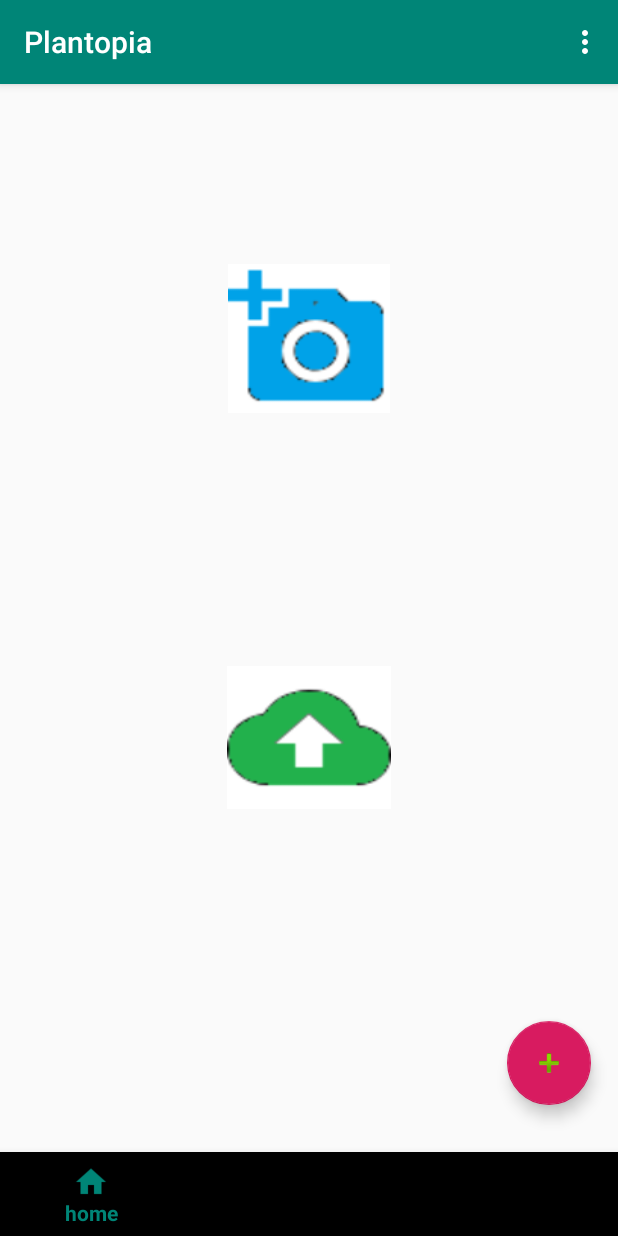
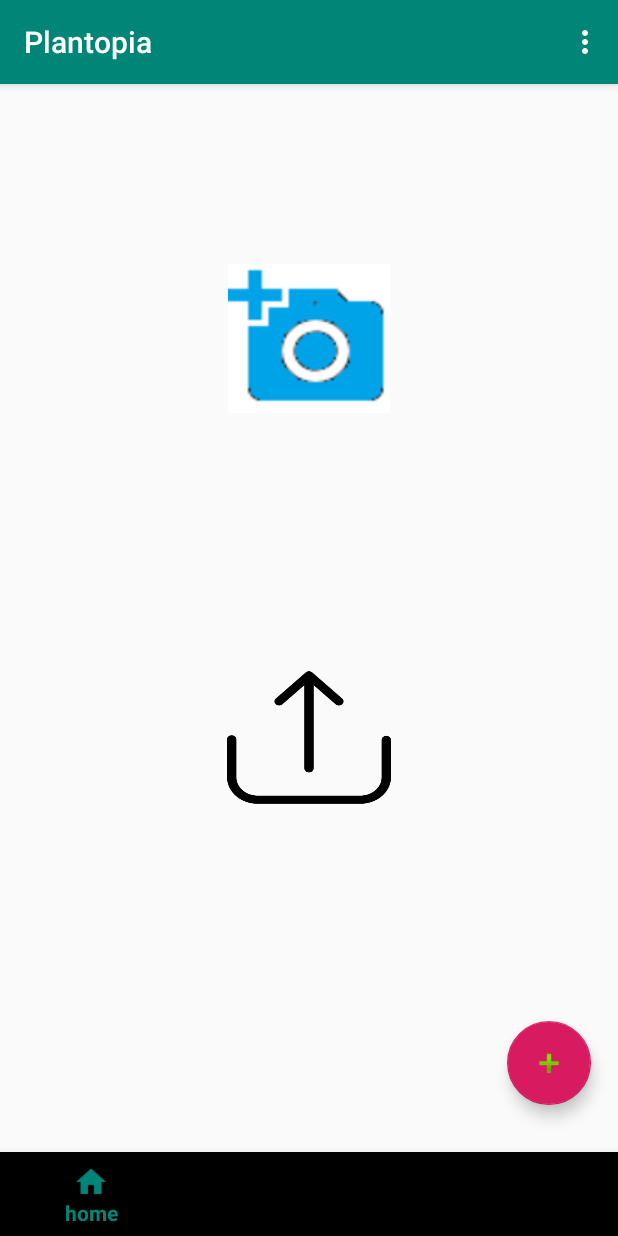
Before and after one commit to Tarun-Methwani/plantopia-app, an Android app: the HomeFragment screen opened directly, with no data from a screen before it, on a phone screen of 412 x 824 dp. Run offline under Robolectric (Android 15) with nearby library versions, the phone set to English and light mode, and no system bars; our stand-ins replace Firebase (no records; nobody signed in at launch, a user with empty details on screens opened directly).

Commit message:
home
icons changed

```diff
--- a/app/src/main/res/layout/fragment_home.xml
+++ b/app/src/main/res/layout/fragment_home.xml
@@ -21,7 +21,7 @@
         android:layout_gravity="center_vertical|center_horizontal"
         android:layout_marginTop="200dp"
         android:layout_marginBottom="120dp"
-        android:background="@drawable/uploadd" />
+        android:background="@drawable/upload_store" />
 
 
 
```
Also changed, not shown: app/src/main/res/drawable/upload_store.png (added).
